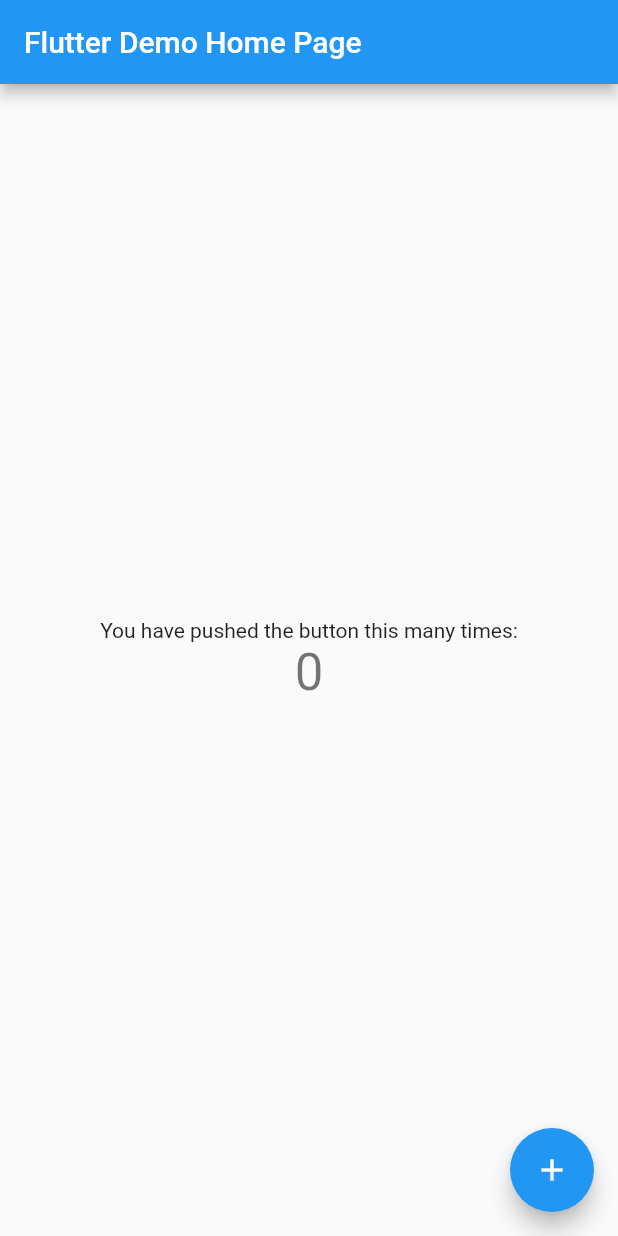
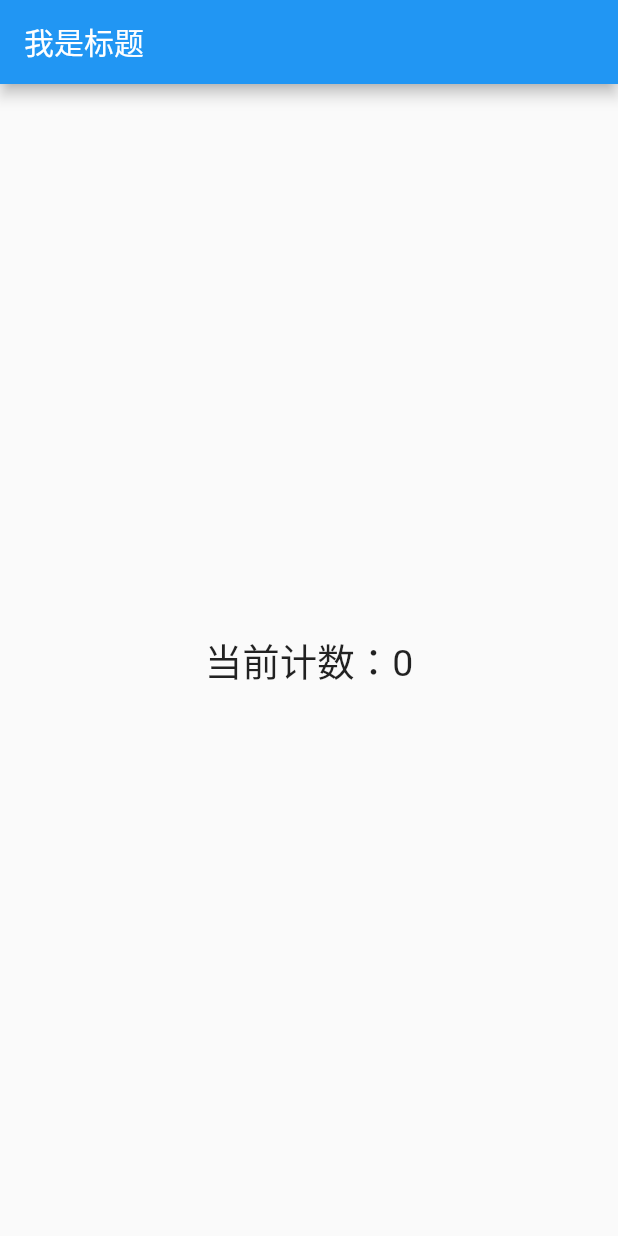
Before and after one commit to maicoder/learnFlutter, a Flutter app: the screen it shows after launch, on a phone screen of 412 x 824 dp. Run offline on Flutter 3.47's test engine with Material 2 defaults, Android fonts, the phone set to English and light mode, and no system bars.

Commit message:
Update main.dart

```diff
--- a/ch02/learn_flutter2/lib/main.dart
+++ b/ch02/learn_flutter2/lib/main.dart
@@ -6,58 +6,22 @@
   @override
   Widget build(BuildContext context) {
     return MaterialApp(
-      title: 'Flutter Demo',
-      theme: ThemeData(
-        primarySwatch: Colors.blue,
+      title: 'Hello Flutter',
+      home: Scaffold(
+        appBar: AppBar(
+          title: Text("我是标题"),
+        ),
+        body: ContentWidget(),
       ),
-      home: MyHomePage(title: 'Flutter Demo Home Page'),
     );
   }
 }
 
-class MyHomePage extends StatefulWidget {
-  MyHomePage({Key key, this.title}) : super(key: key);
-
-  final String title;
-
-  @override
-  _MyHomePageState createState() => _MyHomePageState();
-}
-
-class _MyHomePageState extends State<MyHomePage> {
-  int _counter = 0;
-
-  void _incrementCounter() {
-    setState(() {
-      _counter++;
-    });
-  }
-
+class ContentWidget extends StatelessWidget {
   @override
   Widget build(BuildContext context) {
-    return Scaffold(
-      appBar: AppBar(
-        title: Text(widget.title),
-      ),
-      body: Center(
-        child: Column(
-          mainAxisAlignment: MainAxisAlignment.center,
-          children: <Widget>[
-            Text(
-              'You have pushed the button this many times:',
-            ),
-            Text(
-              '$_counter',
-              style: Theme.of(context).textTheme.display1,
-            ),
-          ],
-        ),
-      ),
-      floatingActionButton: FloatingActionButton(
-        onPressed: _incrementCounter,
-        tooltip: 'Increment',
-        child: Icon(Icons.add),
-      ), // This trailing comma makes auto-formatting nicer for build methods.
+    return Center(
+      child: Text("当前计数：0", style: TextStyle(fontSize: 25)),
     );
   }
 }
```
